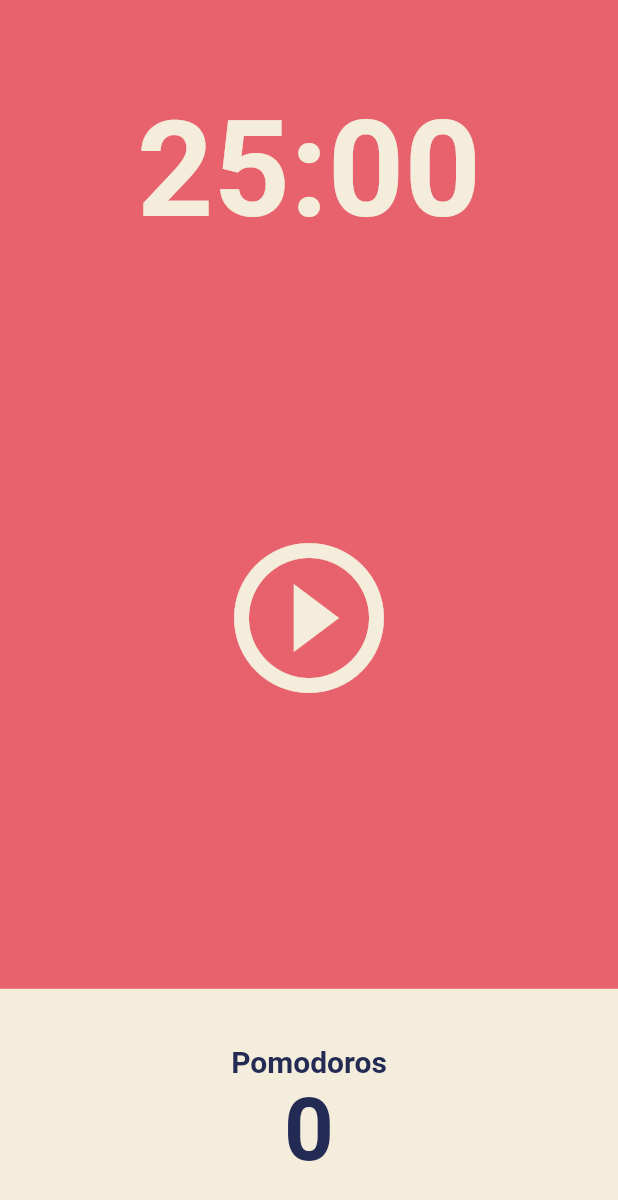
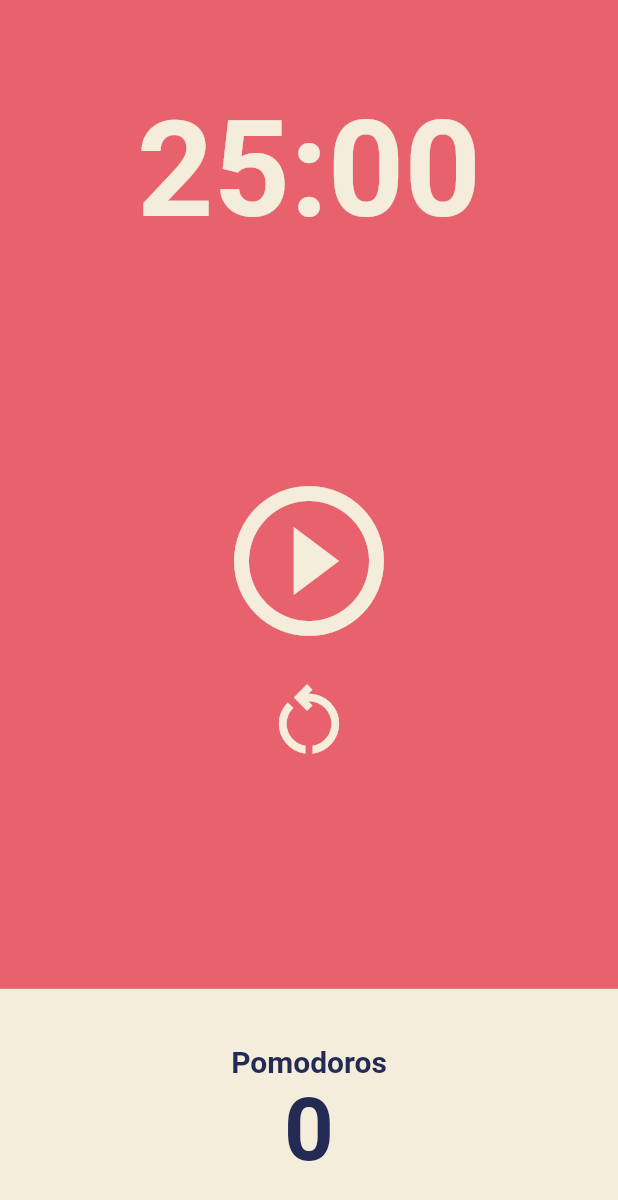
Before and after one commit to minho0315/toonflix, a Flutter app: the screen it shows after launch, on a phone screen of 412 x 824 dp. Shown: the top 1200 px of the screen. Run offline on Flutter 3.47's test engine with Material 2 defaults, Android fonts, the phone set to English and light mode, and no system bars.

Commit message:
restart 버튼 추가

```diff
--- a/lib/screens/home_screen.dart
+++ b/lib/screens/home_screen.dart
@@ -48,6 +48,12 @@ class _HomeScreenState extends State<HomeScreen> {
     });
   }
 
+  void onRestartPressed() {
+    setState(() {
+      totalSeconds = twentyFiveMinutes;
+    });
+  }
+
   String format(int seconds) {
     var duration = Duration(seconds: seconds);
     return duration.toString().split(".").first.substring(2, 7);
@@ -75,8 +81,10 @@ class _HomeScreenState extends State<HomeScreen> {
           ),
           Flexible(
             flex: 3,
-            child: Center(
-              child: IconButton(
+            child: Column(
+              mainAxisAlignment: MainAxisAlignment.center,
+              children: [
+                IconButton(
                   iconSize: 120,
                   color: Theme.of(context).cardColor,
                   onPressed: isRunning ? onPausePressed : onStartPressed,
@@ -84,6 +92,13 @@ class _HomeScreenState extends State<HomeScreen> {
                       ? Icons.pause_circle_outline
                       : Icons.play_circle_outline),
                 ),
+                IconButton(
+                  iconSize: 60,
+                  color: Theme.of(context).cardColor,
+                  onPressed: onRestartPressed,
+                  icon: const Icon(Icons.restart_alt_outlined),
+                ),
+              ],
             ),
           ),
           Flexible(
```
Lines whose indentation alone changed are shown as unchanged.
